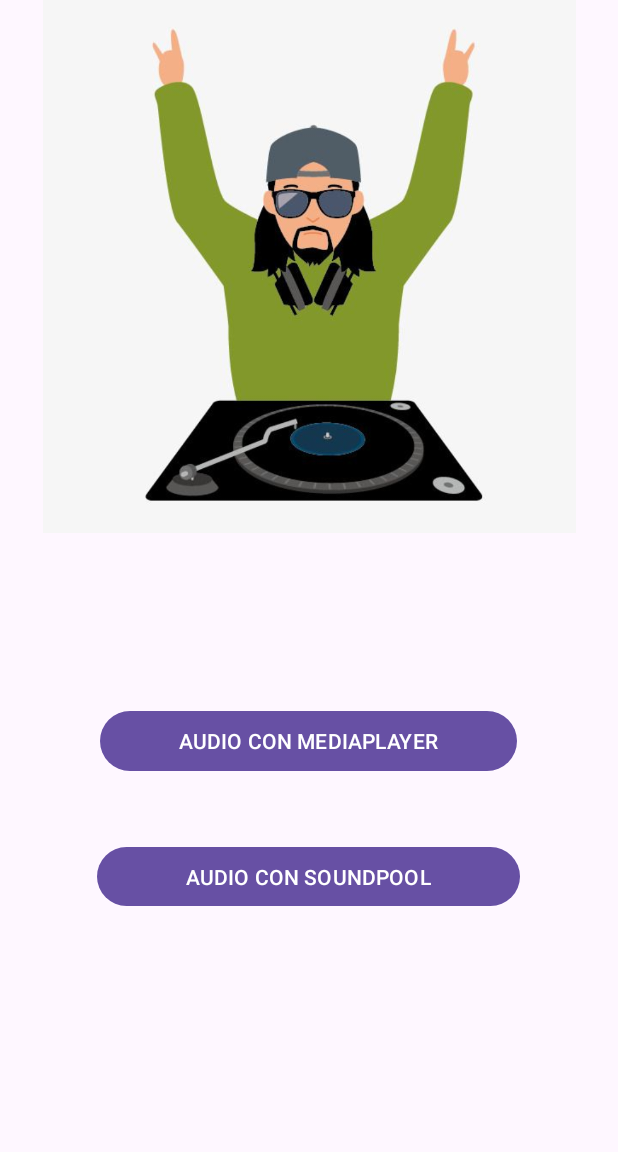
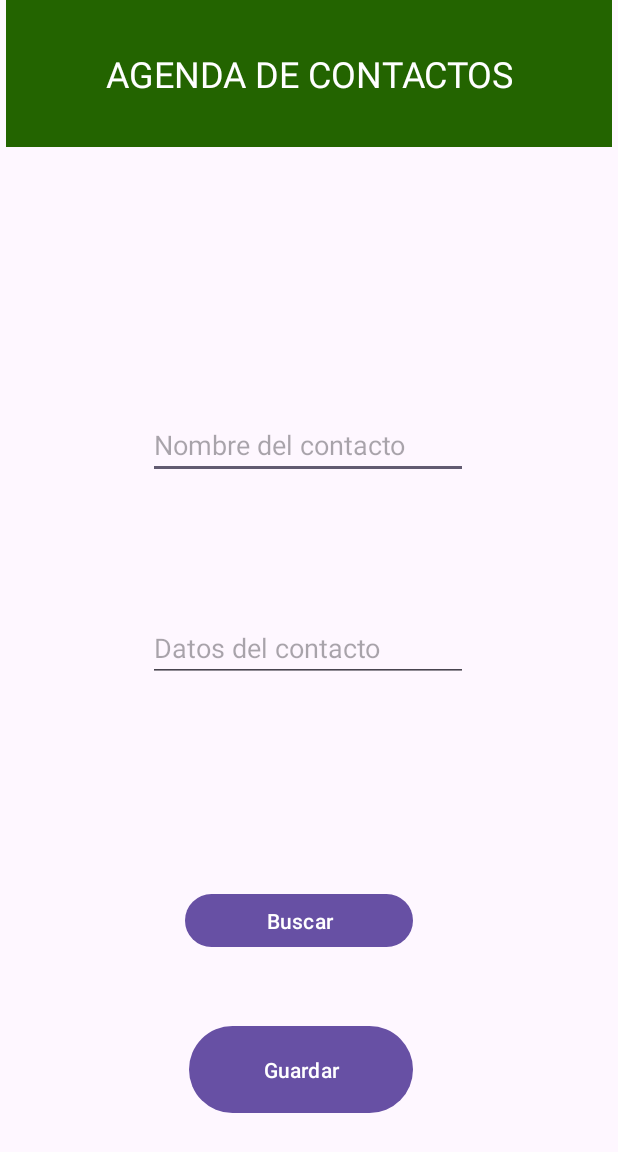
Before and after one commit to ruubenalcala/ProgramacionMultimedia, an Android app: the screen it shows after launch (MainActivity), on a phone screen of 412 x 824 dp. Shown: the top 1152 px of the screen. Run offline under Robolectric (Android 15) with nearby library versions, the phone set to English and light mode, and no system bars; 3 statements that could not run were skipped.

Commit message:
AgendaContactos

```diff
--- a/src/main/AndroidManifest.xml
+++ b/src/main/AndroidManifest.xml
@@ -10,7 +10,7 @@
         android:label="@string/app_name"
         android:roundIcon="@mipmap/ic_launcher_round"
         android:supportsRtl="true"
-        android:theme="@style/Theme.AplicacionSonido"
+        android:theme="@style/Theme.AgendaContactos"
         tools:targetApi="31">
         <activity
             android:name=".MainActivity"
--- a/src/main/res/layout/activity_main.xml
+++ b/src/main/res/layout/activity_main.xml
@@ -6,40 +6,71 @@
     android:layout_height="match_parent"
     tools:context=".MainActivity">
 
-    <Button
-        android:id="@+id/bt_soundpool"
-        android:layout_width="282dp"
-        android:layout_height="47dp"
-        android:onClick="audioSoundPool"
-        android:text="AUDIO CON SOUNDPOOL"
+    <EditText
+        android:id="@+id/editText1"
+        android:layout_width="wrap_content"
+        android:layout_height="wrap_content"
+        android:ems="10"
+        android:hint="Nombre del contacto"
+        android:inputType="text"
         app:layout_constraintBottom_toBottomOf="parent"
         app:layout_constraintEnd_toEndOf="parent"
-        app:layout_constraintHorizontal_bias="0.496"
+        app:layout_constraintHorizontal_bias="0.497"
         app:layout_constraintStart_toStartOf="parent"
         app:layout_constraintTop_toTopOf="parent"
-        app:layout_constraintVertical_bias="0.722" />
+        app:layout_constraintVertical_bias="0.352" />
+
+    <EditText
+        android:id="@+id/editText2"
+        android:layout_width="wrap_content"
+        android:layout_height="wrap_content"
+        android:ems="10"
+        android:hint="Datos del contacto"
+        android:inputType="text"
+        app:layout_constraintBottom_toBottomOf="parent"
+        app:layout_constraintEnd_toEndOf="parent"
+        app:layout_constraintHorizontal_bias="0.497"
+        app:layout_constraintStart_toStartOf="parent"
+        app:layout_constraintTop_toTopOf="parent"
+        app:layout_constraintVertical_bias="0.526" />
 
     <Button
-        android:id="@+id/bt_mediaplayer"
-        android:layout_width="278dp"
-        android:layout_height="48dp"
-        android:onClick="audioMediaPlayer"
-        android:text="AUDIO CON MEDIAPLAYER"
+        android:id="@+id/button1"
+        android:layout_width="152dp"
+        android:layout_height="43dp"
+        android:onClick="buscar"
+        android:text="Buscar"
         app:layout_constraintBottom_toBottomOf="parent"
         app:layout_constraintEnd_toEndOf="parent"
-        app:layout_constraintHorizontal_bias="0.496"
+        app:layout_constraintHorizontal_bias="0.474"
         app:layout_constraintStart_toStartOf="parent"
         app:layout_constraintTop_toTopOf="parent"
-        app:layout_constraintVertical_bias="0.606" />
+        app:layout_constraintVertical_bias="0.758" />
 
-    <ImageView
-        android:id="@+id/imageView"
-        android:layout_width="410dp"
-        android:layout_height="355dp"
+    <Button
+        android:id="@+id/button2"
+        android:layout_width="149dp"
+        android:layout_height="66dp"
+        android:onClick="guardar"
+        android:text="Guardar"
         app:layout_constraintBottom_toBottomOf="parent"
         app:layout_constraintEnd_toEndOf="parent"
+        app:layout_constraintHorizontal_bias="0.48"
         app:layout_constraintStart_toStartOf="parent"
         app:layout_constraintTop_toTopOf="parent"
-        app:layout_constraintVertical_bias="0.0"
-        app:srcCompat="@drawable/_d7d6901ecc5b55e519e6f129c332d98" />
+        app:layout_constraintVertical_bias="0.897" />
+
+    <TextView
+        android:id="@+id/headerText"
+        android:layout_width="404dp"
+        android:layout_height="98dp"
+        android:background="#236400"
+        android:gravity="center"
+        android:padding="16dp"
+        android:text="AGENDA DE CONTACTOS"
+        android:textColor="#FFFFFF"
+        android:textSize="24sp"
+        app:layout_constraintEnd_toEndOf="parent"
+        app:layout_constraintStart_toStartOf="parent"
+        app:layout_constraintTop_toTopOf="parent" />
 </androidx.constraintlayout.widget.ConstraintLayout>
--- a/src/main/res/values-night/themes.xml
+++ b/src/main/res/values-night/themes.xml
@@ -1,6 +1,6 @@
 <resources xmlns:tools="http://schemas.android.com/tools">
     <!-- Base application theme. -->
-    <style name="Base.Theme.AplicacionSonido" parent="Theme.Material3.DayNight.NoActionBar">
+    <style name="Base.Theme.AgendaContactos" parent="Theme.Material3.DayNight.NoActionBar">
         <!-- Customize your dark theme here. -->
         <!-- <item name="colorPrimary">@color/my_dark_primary</item> -->
     </style>
--- a/src/main/res/values/strings.xml
+++ b/src/main/res/values/strings.xml
@@ -1,5 +1,3 @@
 <resources>
-    <string name="app_name">AplicacionSonido</string>
-    <string name="SoundPool">Audio con SoundPool</string>
-    <string name="MediaPlayer">Audio con MediaPlayer</string>
+    <string name="app_name">Agenda Contactos</string>
 </resources>
--- a/src/main/res/values/themes.xml
+++ b/src/main/res/values/themes.xml
@@ -1,9 +1,9 @@
 <resources xmlns:tools="http://schemas.android.com/tools">
     <!-- Base application theme. -->
-    <style name="Base.Theme.AplicacionSonido" parent="Theme.Material3.DayNight.NoActionBar">
+    <style name="Base.Theme.AgendaContactos" parent="Theme.Material3.DayNight.NoActionBar">
         <!-- Customize your light theme here. -->
         <!-- <item name="colorPrimary">@color/my_light_primary</item> -->
     </style>
 
-    <style name="Theme.AplicacionSonido" parent="Base.Theme.AplicacionSonido" />
+    <style name="Theme.AgendaContactos" parent="Base.Theme.AgendaContactos" />
 </resources>
```
Also changed, not shown: src/main/java/com/example/agendacontactos/MainActivity.java (added, +51 -0 lines), 2 other files.
